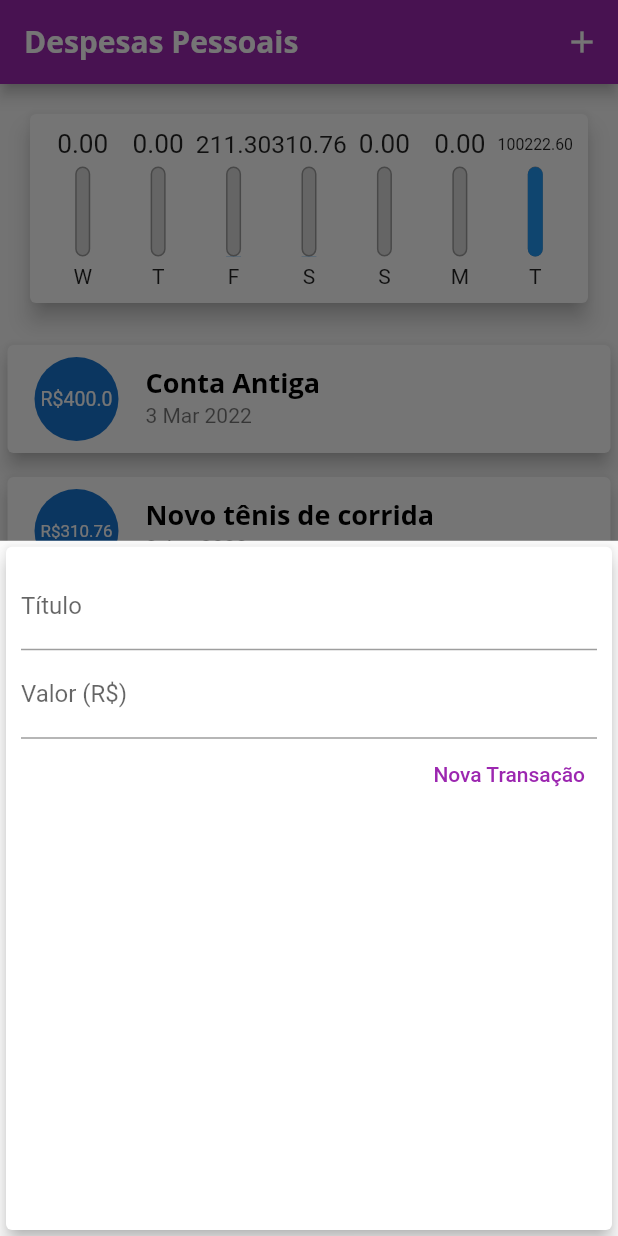
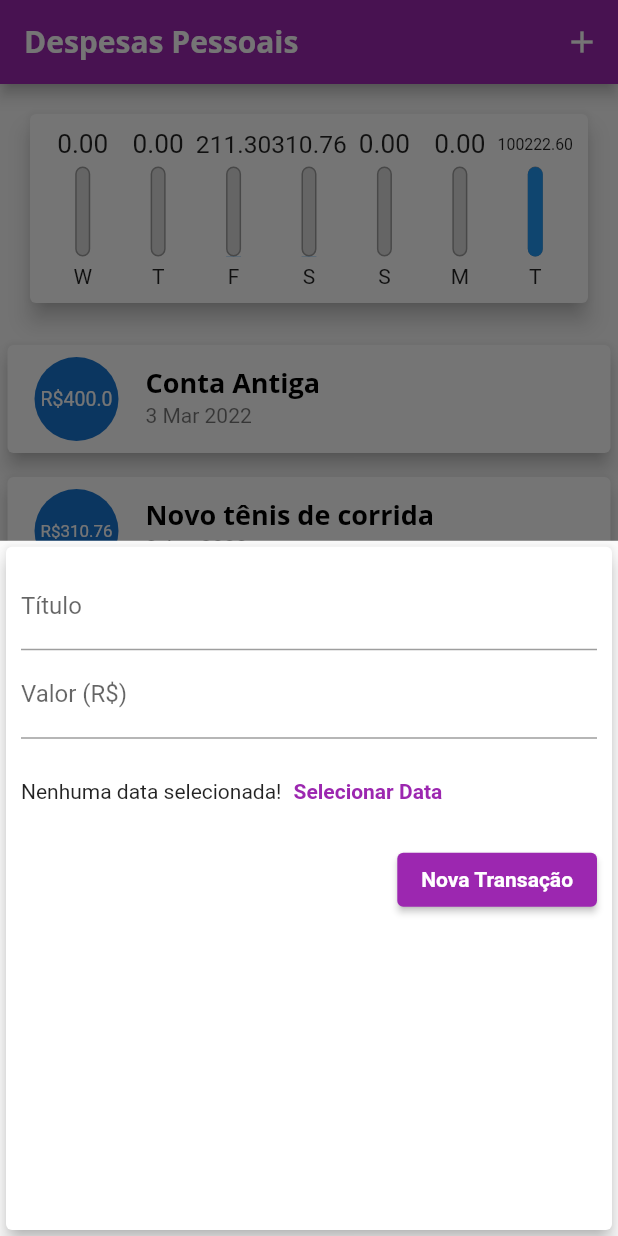
Before and after one commit to Souza83/expenses, a Flutter app: the screen it shows after launch, after a tap on the "add" icon, on a phone screen of 412 x 824 dp. Run offline on Flutter 3.47's test engine with Material 2 defaults, Android fonts, the phone set to English and light mode, and no system bars.

Commit message:
Preparando Formulário.

```diff
--- a/lib/components/transaction_form.dart
+++ b/lib/components/transaction_form.dart
@@ -43,18 +43,37 @@ class TransactionForm extends StatelessWidget {
                 labelText: 'Valor (R\$)',
               ),
             ),
+            Container(
+              height: 70,
+              child: Row(
+                children: [
+                  Text('Nenhuma data selecionada!'),
+                  TextButton(
+                    child: Text(
+                      'Selecionar Data',
+                      style: TextStyle(
+                        fontWeight: FontWeight.bold,
+                      ),
+                    ),
+                    onPressed: () {},
+                  )
+                ],
+              ),
+            ),
             Row(
               mainAxisAlignment: MainAxisAlignment.end,
               children: <Widget>[
-                TextButton(
+                ElevatedButton(
                   child: Text(
                     'Nova Transação',
-                    style: TextStyle(color: Colors.purple),
+                    style: TextStyle(
+                      color: Theme.of(context).textTheme.button?.color,
+                    ),
                   ),
                   onPressed: _submitForm,
                 )
               ],
-            )
+            ),
           ],
         ),
       ),
--- a/lib/main.dart
+++ b/lib/main.dart
@@ -29,6 +29,10 @@ class ExpensivesApp extends StatelessWidget {
             fontSize: 18,
             fontWeight: FontWeight.bold,
             color: Colors.black,
+          ),
+          button: TextStyle(
+            color: Colors.white,
+            fontWeight: FontWeight.bold,
           ),
         ),
         appBarTheme: AppBarTheme(
```
